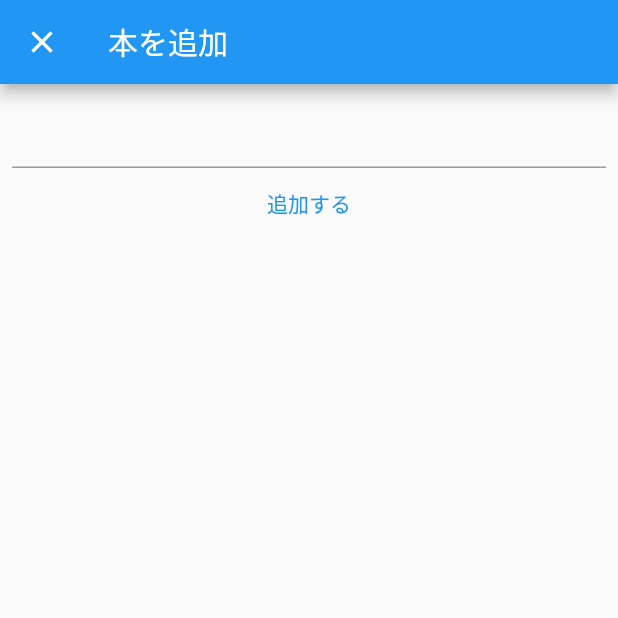
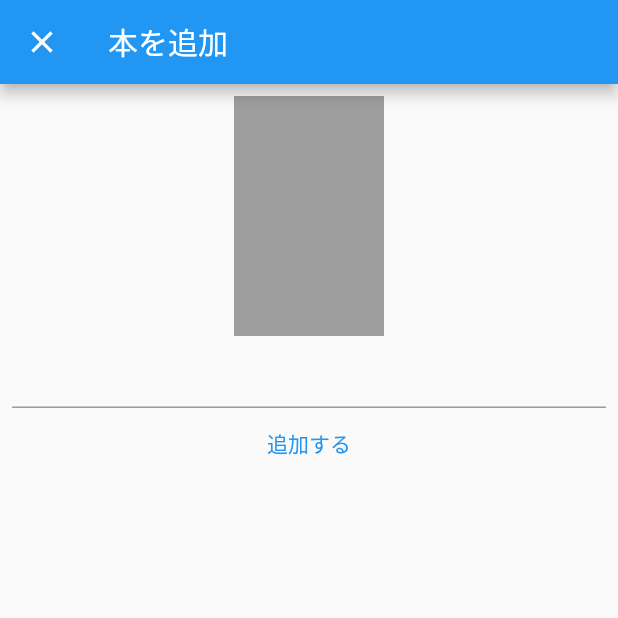
Before and after one commit to hkhiroshi/sampleapp, a Flutter app: the BookListPage screen opened directly, after a tap on the "add" icon, on a phone screen of 412 x 824 dp, the top half of it. Run offline on Flutter 3.47's test engine with Material 2 defaults, Android fonts, the phone set to English and light mode, and no system bars; our stand-ins replace cloud_firestore, firebase_auth, firebase_storage, image_picker; accounts and stored records are empty.

```diff
--- a/lib/domain/Book.dart
+++ b/lib/domain/Book.dart
@@ -6,8 +6,10 @@ class Book {
   Book(DocumentSnapshot doc) {
     documentID = doc.documentID;
     title = doc['title'];
+    imageURL = doc['imageURL'];
   }
 
   String documentID;
   String title;
+  String imageURL;
 }
--- a/lib/presentation/add_book/add_book_page.dart
+++ b/lib/presentation/add_book/add_book_page.dart
@@ -17,7 +17,9 @@ class AddBookPage extends StatelessWidget {
 
     return ChangeNotifierProvider<AddBookModel>(
       create: (_) => AddBookModel()..addBookTitle(),
-      child: Scaffold(
+      child: Stack(
+        children: [
+          Scaffold(
             appBar: AppBar(
               title: Text(isUpdate ? '本を編集' : '本を追加'),
             ),
@@ -26,6 +28,20 @@ class AddBookPage extends StatelessWidget {
                 padding: EdgeInsets.all(8.0),
                 child: Column(
                   children: [
+                    SizedBox(
+                      width: 100,
+                      height: 160,
+                      child: InkWell(
+                        child: model.imageFile != null
+                            ? Image.file(model.imageFile)
+                            : Container(
+                                color: Colors.grey,
+                              ),
+                        onTap: () async {
+                          await model.showImagePicker();
+                        },
+                      ),
+                    ),
                     TextField(
                       controller: textEditingController,
                       onChanged: (text) {
@@ -34,11 +50,13 @@ class AddBookPage extends StatelessWidget {
                     ),
                     TextButton(
                       onPressed: () async {
+                        model.startLoading();
                         if (isUpdate) {
                           await updateBook(model, context);
                         } else {
                           await addBook(model, context);
                         }
+                        model.endLoading();
                       },
                       child: Text(
                         isUpdate ? '更新する' : '追加する',
@@ -48,6 +66,18 @@ class AddBookPage extends StatelessWidget {
                 ),
               );
             }),
+          ),
+          Consumer<AddBookModel>(builder: (context, model, child) {
+            return model.isLoading
+                ? Container(
+                    color: Colors.grey.withOpacity(0.7),
+                    child: Center(
+                      child: CircularProgressIndicator(),
+                    ),
+                  )
+                : SizedBox();
+          })
+        ],
       ),
     );
   }
--- a/lib/presentation/book_list/book_list_page.dart
+++ b/lib/presentation/book_list/book_list_page.dart
@@ -17,6 +17,11 @@ class BookListPage extends StatelessWidget {
           final books = model.books;
           final listTiles = books
               .map((book) => ListTile(
+                    leading: Image.network(
+                      book.imageURL != null
+                          ? book.imageURL
+                          : 'https://tk.ismcdn.jp/mwimgs/e/b/1140/img_eb31afc9c1fb914d68a7c73b657c7ebe183087.jpg',
+                    ),
                     title: Text(book.title),
                     trailing: IconButton(
                       icon: Icon(Icons.edit),
--- a/pubspec.yaml
+++ b/pubspec.yaml
@@ -13,6 +13,8 @@ dependencies:
   provider: ^5.0.0
   firebase_auth: ^0.14.0+5
   cloud_firestore: ^0.12.9+5
+  image_picker: ^0.6.7+4
+  firebase_storage: ^3.1.6
 
 dev_dependencies:
   flutter_test:
```
Also changed, not shown: lib/presentation/add_book/add_book_model.dart (+40 -0 lines), pubspec.lock, 6 other files. Lines whose indentation alone changed are shown as unchanged.
